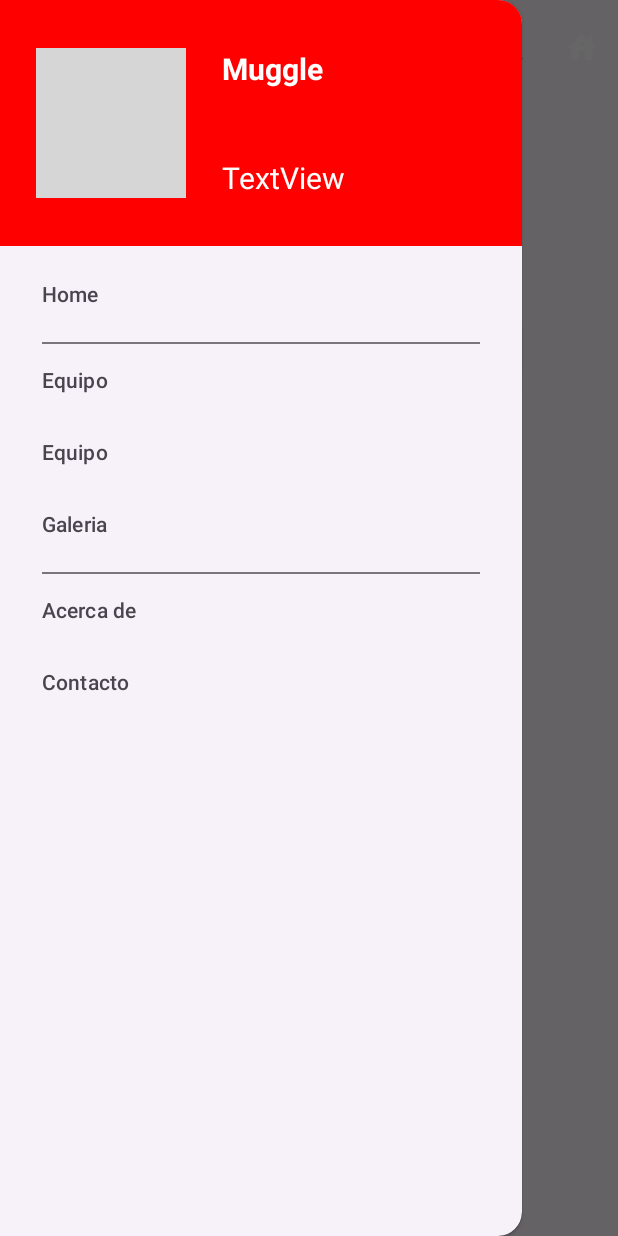
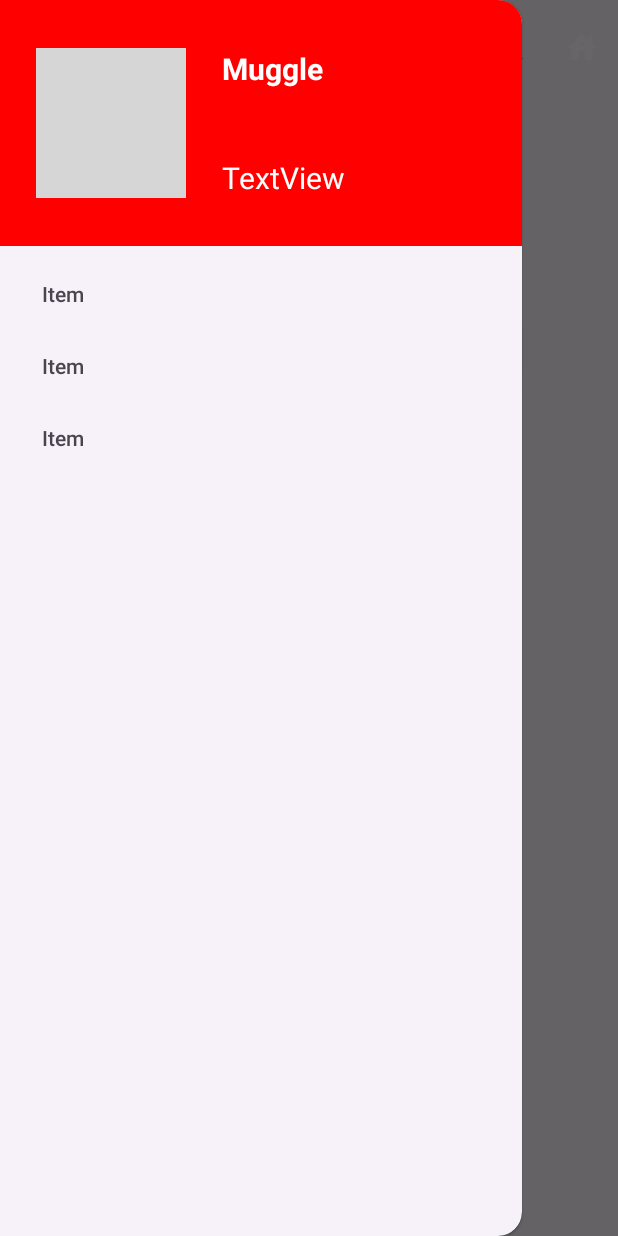
Before and after one commit to Vicent-PM/HogwartsApp, an Android app: the screen it shows after launch (MainActivity), with the side drawer open, on a phone screen of 412 x 824 dp. Run offline under Robolectric (Android 15) with nearby library versions, the phone set to English and light mode, and no system bars; our stand-ins replace navigation-ui; grey boxes are pictures that could not be loaded.

Commit message:
Error menu

```diff
--- a/app/src/main/java/com/example/hogwarts/MainActivity.kt
+++ b/app/src/main/java/com/example/hogwarts/MainActivity.kt
@@ -37,22 +37,22 @@ class MainActivity : AppCompatActivity() {
         navController = findNavController(R.id.nav_host_fragment_content_main)
         appBarConfiguration = AppBarConfiguration(
             setOf(
-
+                R.id.characterFragment, R.id.housesFragment, R.id.spellsFragment
             ), binding.drawerlayout
         )
         setupActionBarWithNavController(navController, appBarConfiguration)
         binding.navigationview.setupWithNavController(navController)
 
-        onBackPressedDispatcher.addCallback(this, object : OnBackPressedCallback(true) {
-            override fun handleOnBackPressed() {
-                if(binding.drawerlayout.isDrawerOpen(GravityCompat.START)) {
-                    binding.drawerlayout.closeDrawer(GravityCompat.START)
-                } else {
-                    if(!navController.navigateUp())
-                        finish()
-                }
-            }
-        })
+//        onBackPressedDispatcher.addCallback(this, object : OnBackPressedCallback(true) {
+//            override fun handleOnBackPressed() {
+//                if(binding.drawerlayout.isDrawerOpen(GravityCompat.START)) {
+//                    binding.drawerlayout.closeDrawer(GravityCompat.START)
+//                } else {
+//                    if(!navController.navigateUp())
+//                        finish()
+//                }
+//            }
+//        })
 
         val navigationView: NavigationView = findViewById(R.id.navigationview)
         val headerView = navigationView.getHeaderView(0)
--- /dev/null
+++ b/app/src/main/res/layout/fragment_character.xml
@@ -0,0 +1,6 @@
+<?xml version="1.0" encoding="utf-8"?>
+<androidx.constraintlayout.widget.ConstraintLayout xmlns:android="http://schemas.android.com/apk/res/android"
+    android:layout_width="match_parent"
+    android:layout_height="match_parent">
+
+</androidx.constraintlayout.widget.ConstraintLayout>
--- /dev/null
+++ b/app/src/main/res/layout/fragment_houses.xml
@@ -0,0 +1,6 @@
+<?xml version="1.0" encoding="utf-8"?>
+<androidx.constraintlayout.widget.ConstraintLayout xmlns:android="http://schemas.android.com/apk/res/android"
+    android:layout_width="match_parent"
+    android:layout_height="match_parent">
+
+</androidx.constraintlayout.widget.ConstraintLayout>
--- /dev/null
+++ b/app/src/main/res/layout/fragment_spells.xml
@@ -0,0 +1,6 @@
+<?xml version="1.0" encoding="utf-8"?>
+<androidx.constraintlayout.widget.ConstraintLayout xmlns:android="http://schemas.android.com/apk/res/android"
+    android:layout_width="match_parent"
+    android:layout_height="match_parent">
+
+</androidx.constraintlayout.widget.ConstraintLayout>
--- a/app/src/main/res/menu/menu_lateral.xml
+++ b/app/src/main/res/menu/menu_lateral.xml
@@ -1,32 +1,14 @@
 <?xml version="1.0" encoding="utf-8"?>
 <menu xmlns:android="http://schemas.android.com/apk/res/android">
 
-    <group>
-        <item
-            android:id="@+id/home"
-            android:title="Home" />
-    </group>
-    <item android:title="Equipo">
-        <menu android:checkableBehavior="single">
-            <group android:checkableBehavior="single">
-                <item
-                    android:id="@+id/equipo"
-                    android:title="Equipo" />
-                <item
-                    android:id="@+id/galeria"
-                    android:title="Galeria" />
-            </group>
-        </menu>
-    </item>
 
-    <item android:title="Acerca de">
-        <menu android:checkableBehavior="single">
-            <group android:checkableBehavior="single">
-                <item
-                    android:id="@+id/contacto"
-                    android:title="Contacto" />
-            </group>
-        </menu>
-    </item>
-
+    <item
+        android:id="@+id/characterFragment"
+        android:title="Item" />
+    <item
+        android:id="@+id/housesFragment"
+        android:title="Item" />
+    <item
+        android:id="@+id/spellsFragment"
+        android:title="Item" />
 </menu>
```
Also changed, not shown: app/src/main/java/com/example/hogwarts/CharacterFragment.kt (added, +37 -0 lines), app/src/main/java/com/example/hogwarts/HousesFragment.kt (added, +38 -0 lines), app/src/main/java/com/example/hogwarts/SpellsFragment.kt (added, +38 -0 lines), app/src/main/res/navigation/nav_graph.xml (+12 -0 lines).
